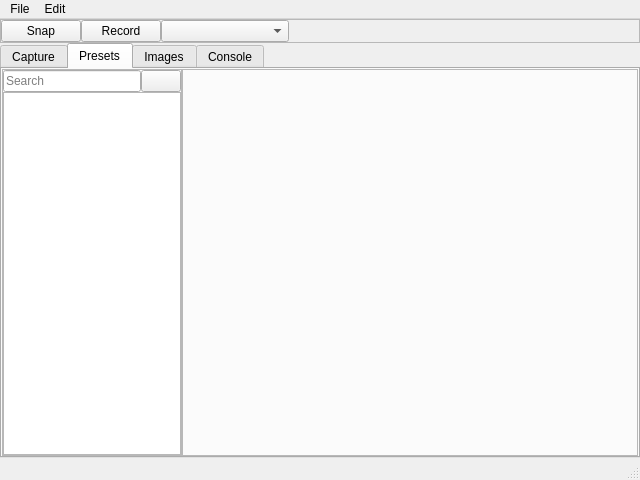
Qt form src/mainwindow.ui (Panniku/ScrnshotMgr) before a commit.
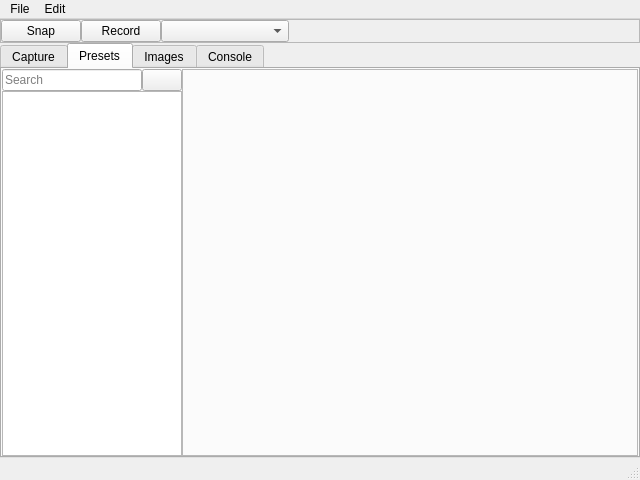
The same form after that commit. The open tabs and pages were chosen to show the change. Icons and pictures are not drawn.

Patch:
```diff
--- a/src/mainwindow.ui
+++ b/src/mainwindow.ui
@@ -316,7 +316,7 @@
            </size>
           </property>
           <property name="frameShape">
-           <enum>QFrame::StyledPanel</enum>
+           <enum>QFrame::NoFrame</enum>
           </property>
           <property name="frameShadow">
            <enum>QFrame::Plain</enum>
```
Left out of the diff: 13 changed lines with no effect on the pictures.
